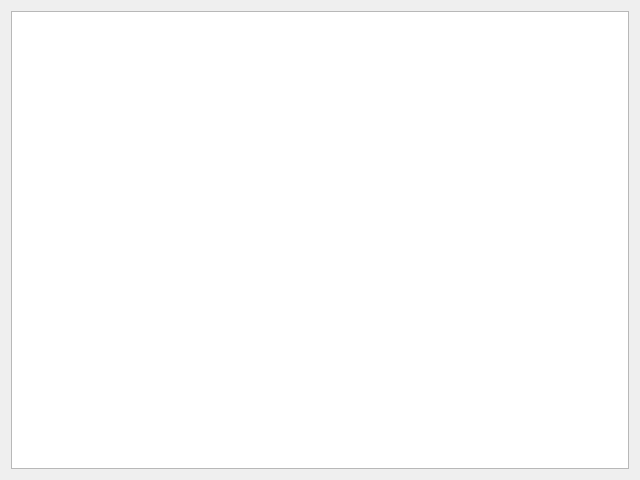
The window that previewwindow.ui (zaphodbe/SantaShip) describes before a commit, drawn with Qt 5.
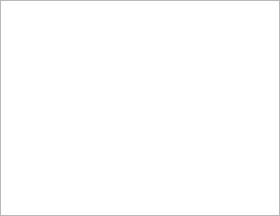
The same window after the commit.

Commit message: Fully working preview window although a little slow

Diff of the .ui file:
```diff
--- a/previewwindow.ui
+++ b/previewwindow.ui
@@ -1,28 +1,86 @@
 <?xml version="1.0" encoding="UTF-8"?>
 <ui version="4.0">
  <class>PreviewWindow</class>
- <widget class="QWidget" name="PreviewWindow">
+ <widget class="QMainWindow" name="PreviewWindow">
   <property name="geometry">
    <rect>
     <x>0</x>
     <y>0</y>
-    <width>640</width>
-    <height>480</height>
+    <width>280</width>
+    <height>216</height>
    </rect>
   </property>
   <property name="windowTitle">
    <string>Preview</string>
   </property>
-  <layout class="QHBoxLayout" name="horizontalLayout">
-   <item>
-    <layout class="QVBoxLayout" name="verticalLayout">
-     <item>
-      <widget class="QGraphicsView" name="graphicsView"/>
-     </item>
-    </layout>
-   </item>
-  </layout>
+  <widget class="QWidget" name="centralWidget">
+   <property name="sizePolicy">
+    <sizepolicy hsizetype="Expanding" vsizetype="Expanding">
+     <horstretch>0</horstretch>
+     <verstretch>0</verstretch>
+    </sizepolicy>
+   </property>
+   <layout class="QVBoxLayout" name="verticalLayout_3">
+    <property name="margin">
+     <number>0</number>
+    </property>
+    <item>
+     <widget class="QGraphicsView" name="graphicsView">
+      <property name="lineWidth">
+       <number>0</number>
+      </property>
+      <property name="backgroundBrush">
+       <brush brushstyle="SolidPattern">
+        <color alpha="255">
+         <red>0</red>
+         <green>0</green>
+         <blue>0</blue>
+        </color>
+       </brush>
+      </property>
+      <property name="cacheMode">
+       <set>QGraphicsView::CacheBackground</set>
+      </property>
+     </widget>
+    </item>
+   </layout>
+  </widget>
+  <action name="actionFull_Screen">
+   <property name="checkable">
+    <bool>true</bool>
+   </property>
+   <property name="text">
+    <string>&amp;Full Screen</string>
+   </property>
+  </action>
+  <action name="actionSave_Settings">
+   <property name="text">
+    <string>&amp;Save Settings</string>
+   </property>
+  </action>
+  <action name="actionSave_Settings_On_Exit">
+   <property name="checkable">
+    <bool>true</bool>
+   </property>
+   <property name="text">
+    <string>Save Settings On &amp;Exit</string>
+   </property>
+  </action>
+  <action name="actionAdd_Printer">
+   <property name="text">
+    <string>&amp;Add Printer</string>
+   </property>
+  </action>
+  <action name="actionPreview_Window">
+   <property name="checkable">
+    <bool>true</bool>
+   </property>
+   <property name="text">
+    <string>Preview Window</string>
+   </property>
+  </action>
  </widget>
+ <layoutdefault spacing="6" margin="11"/>
  <resources/>
  <connections/>
 </ui>
```
Left out of the diff: 10 changed lines with no effect on the pictures.
